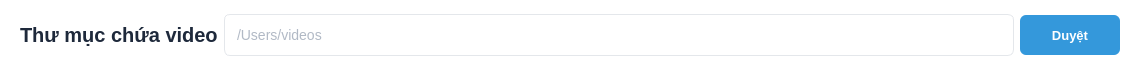
Qt form src/ui/qt_designer/main_tab/folder_selection.ui (henrylenguyen/telegram-video-uploader) before a commit.
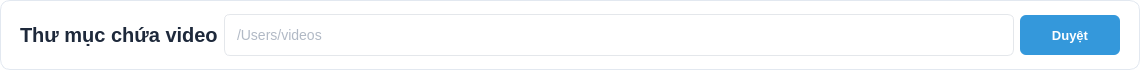
The same form after that commit.

Commit message: Refactor UI styles for main tab header and sub tabs

Patch:
```diff
--- a/src/ui/qt_designer/main_tab/folder_selection.ui
+++ b/src/ui/qt_designer/main_tab/folder_selection.ui
@@ -17,6 +17,7 @@
    <string notr="true">QWidget#FolderSelection {
     background-color: #FFFFFF;
     border-radius: 10px;
+    border: 1px solid #E2E8F0;
 }
 
 QLabel {
```
The commit also changes 7 other files.
